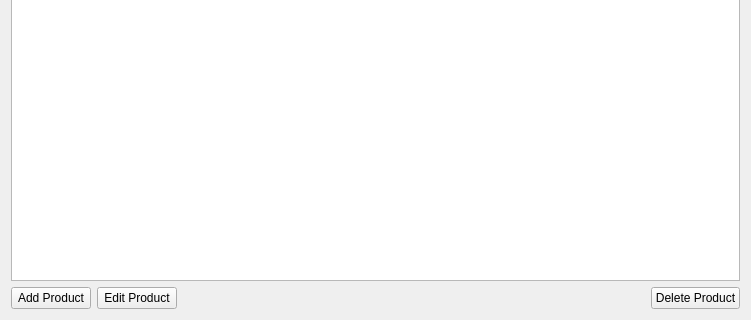
Before: the Qt Designer form ui/widgets/productswidget.ui in PhilippParis/BusinessManager, drawn with Qt 5; both pictures show x 0 to 751 and y 186 to 506 of the 751 by 506 pixel window.
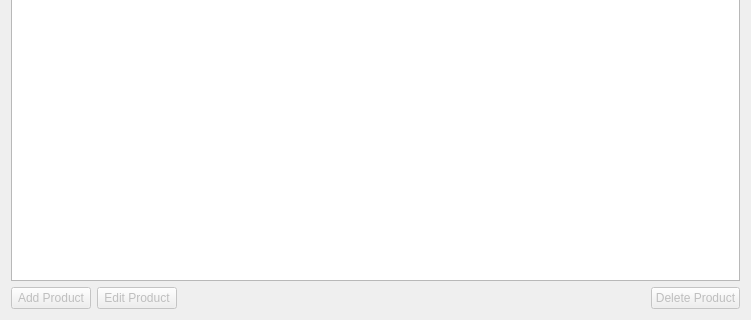
After: the same form once the commit is applied.

```diff
--- a/ui/widgets/productswidget.ui
+++ b/ui/widgets/productswidget.ui
@@ -38,6 +38,9 @@
     <layout class="QHBoxLayout" name="horizontalLayout">
      <item>
       <widget class="QPushButton" name="btnAdd">
+       <property name="enabled">
+        <bool>false</bool>
+       </property>
        <property name="text">
         <string>Add Product</string>
        </property>
@@ -45,6 +48,9 @@
      </item>
      <item>
       <widget class="QPushButton" name="btnEdit">
+       <property name="enabled">
+        <bool>false</bool>
+       </property>
        <property name="text">
         <string>Edit Product</string>
        </property>
@@ -65,6 +71,9 @@
      </item>
      <item>
       <widget class="QPushButton" name="btnDelete">
+       <property name="enabled">
+        <bool>false</bool>
+       </property>
        <property name="text">
         <string>Delete Product</string>
        </property>
```
